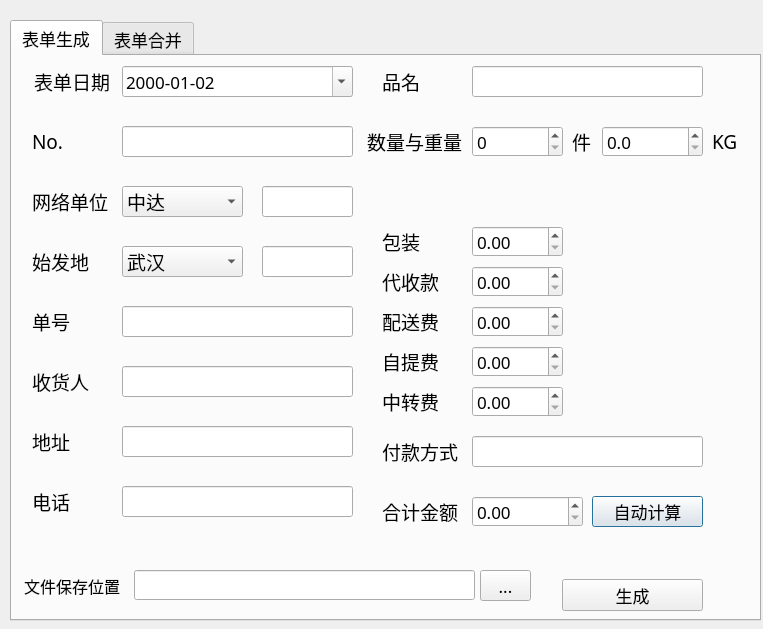
Before: the Qt Designer form tablegenerator.ui in CyberCatQ/autoFillTable, drawn with Qt 5.
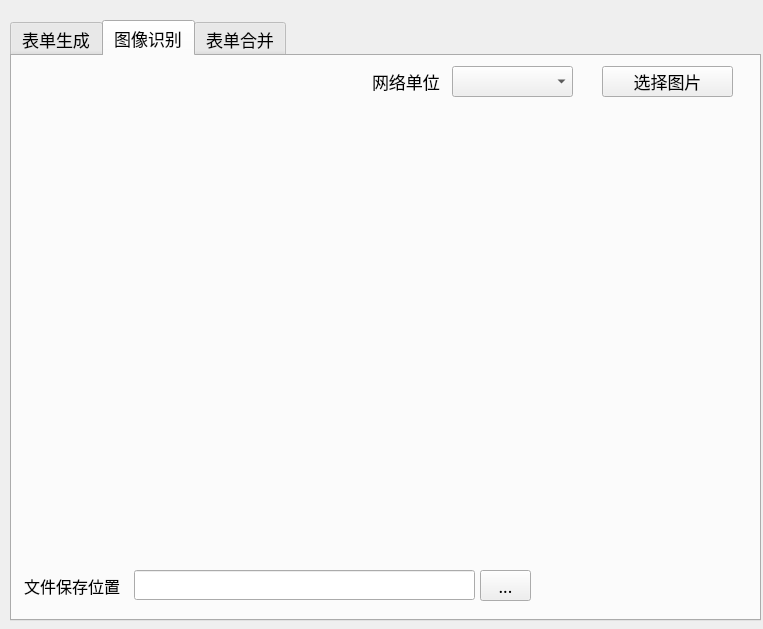
After: the same form once the commit is applied.

Diff of the .ui file:
```diff
--- a/tablegenerator.ui
+++ b/tablegenerator.ui
@@ -126,7 +126,7 @@
     <enum>QTabWidget::Rounded</enum>
    </property>
    <property name="currentIndex">
-    <number>0</number>
+    <number>1</number>
    </property>
    <widget class="QWidget" name="tab_5">
     <attribute name="title">
@@ -1023,7 +1023,68 @@
      </property>
     </widget>
    </widget>
-   <widget class="QWidget" name="tab_6">
+   <widget class="QWidget" name="ocr_tab">
+    <attribute name="title">
+     <string>图像识别</string>
+    </attribute>
+    <widget class="QPushButton" name="pushButton">
+     <property name="geometry">
+      <rect>
+       <x>590</x>
+       <y>10</y>
+       <width>131</width>
+       <height>31</height>
+      </rect>
+     </property>
+     <property name="text">
+      <string>选择图片</string>
+     </property>
+    </widget>
+    <widget class="QComboBox" name="comboBox">
+     <property name="geometry">
+      <rect>
+       <x>440</x>
+       <y>10</y>
+       <width>121</width>
+       <height>31</height>
+      </rect>
+     </property>
+     <item>
+      <property name="text">
+       <string/>
+      </property>
+     </item>
+     <item>
+      <property name="text">
+       <string>龙航</string>
+      </property>
+     </item>
+     <item>
+      <property name="text">
+       <string>顺捷</string>
+      </property>
+     </item>
+     <item>
+      <property name="text">
+       <string>林翔</string>
+      </property>
+     </item>
+    </widget>
+    <widget class="QLabel" name="orc_network_label">
+     <property name="geometry">
+      <rect>
+       <x>360</x>
+       <y>10</y>
+       <width>81</width>
+       <height>31</height>
+      </rect>
+     </property>
+     <property name="text">
+      <string>网络单位</string>
+     </property>
+    </widget>
+   </widget>
+   <widget class="QWidget" name="merge_tab">
     <attribute name="title">
      <string>表单合并</string>
     </attribute>
```
Left out of the diff: 6 changed lines with no effect on the pictures.
